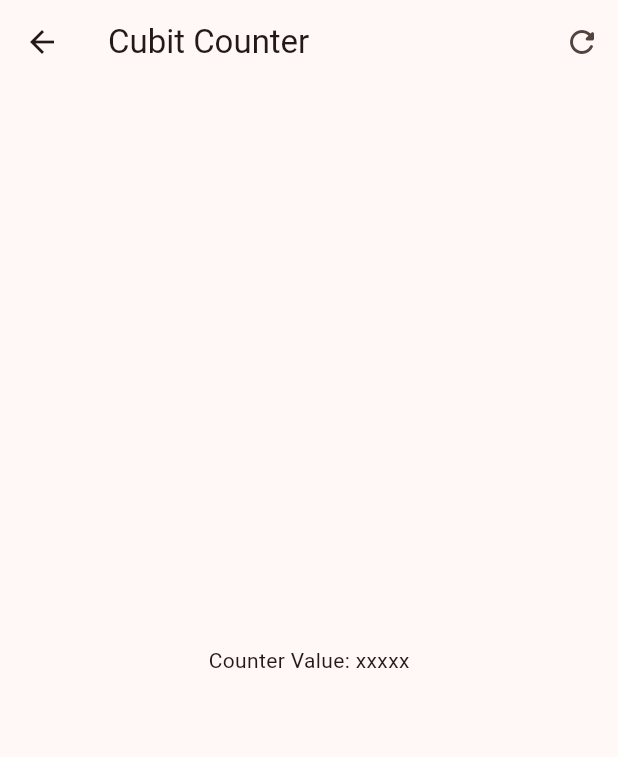
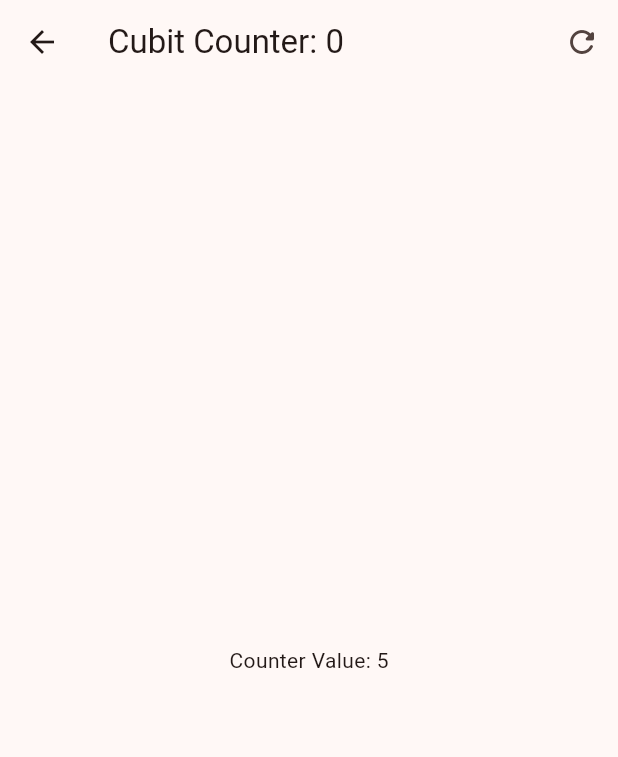
Before and after one commit to JuanMiguelUribe/forms_app, a Flutter app: the screen it shows after launch, after a tap on "Cubits", on a phone screen of 412 x 824 dp. Shown: the top 757 px of the screen. Run offline on Flutter 3.47's test engine with Material 3 defaults, Android fonts, the phone set to English and light mode, and no system bars; our stand-ins replace equatable, flutter_bloc, go_router.

Commit message:
bloc provider y counterview added

```diff
--- a/lib/presentation/screens/cubit_counter_screen.dart
+++ b/lib/presentation/screens/cubit_counter_screen.dart
@@ -1,38 +1,77 @@
 import 'package:flutter/material.dart';
+import 'package:flutter_bloc/flutter_bloc.dart';
+
+import '../blocs/counter_cubit.dart/counter_cubit.dart';
 
 class CubitCounterScreen extends StatelessWidget {
   const CubitCounterScreen({super.key});
 
   @override
   Widget build(BuildContext context) {
+    return BlocProvider(
+      create: (_) => CounterCubit(),
+      child: const _CubitCounterView(),
+    );
+  }
+}
+
+class _CubitCounterView extends StatelessWidget {
+  const _CubitCounterView();
+
+  void increaseCounterBy(BuildContext context, [int value = 1]) {
+    context.read<CounterCubit>().increaseBy(value);
+  }
+
+  @override
+  Widget build(BuildContext context) {
+    final counterState = context.watch<CounterCubit>().state;
     return Scaffold(
       appBar: AppBar(
-        title: const Text("Cubit Counter"),
+        title: Text("Cubit Counter: ${counterState.transactionCount}"),
         actions: [
-          IconButton(onPressed: () {}, icon: Icon(Icons.refresh_rounded)),
+          IconButton(
+            onPressed: () {
+              context.read<CounterCubit>().reset();
+            },
+            icon: Icon(Icons.refresh_rounded),
+          ),
         ],
       ),
-      body: const Center(child: Text("Counter Value: xxxxx")),
+      body: Center(
+        child: BlocBuilder<CounterCubit, CounterState>(
+          // buildWhen: (previous, current) => current.counter !=previous.counter,
+          builder: (context, state) {
+            print("cambio");
+            return Text("Counter Value: ${state.counter}");
+          },
+        ),
+      ),
       floatingActionButton: Column(
         mainAxisAlignment: MainAxisAlignment.end,
         children: [
           FloatingActionButton(
             heroTag: "1",
             child: const Text("+3"),
-            onPressed: () {},
+            onPressed: () {
+              increaseCounterBy(context, 3);
+            },
           ),
           const SizedBox(height: 15),
           FloatingActionButton(
             heroTag: "2",
             child: const Text("+2"),
-            onPressed: () {},
+            onPressed: () {
+              increaseCounterBy(context, 2);
+            },
           ),
           const SizedBox(height: 15),
 
           FloatingActionButton(
             heroTag: "3",
             child: const Text("+1"),
-            onPressed: () {},
+            onPressed: () {
+              increaseCounterBy(context);
+            },
           ),
         ],
       ),
```
